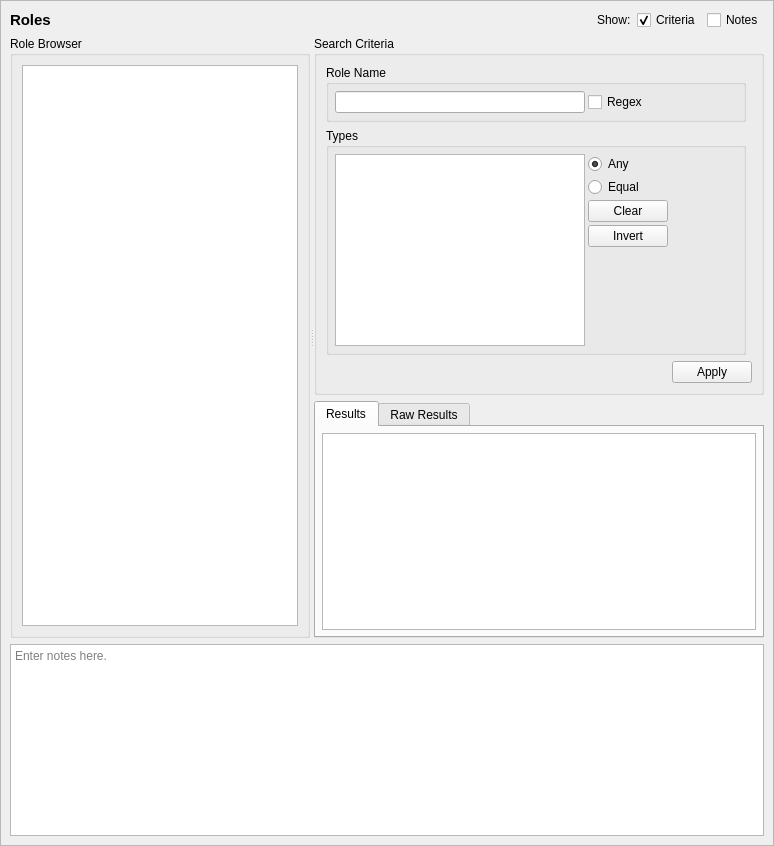
Before: the Qt Designer form data/rolequery.ui in SELinuxProject/setools, drawn with Qt 5.
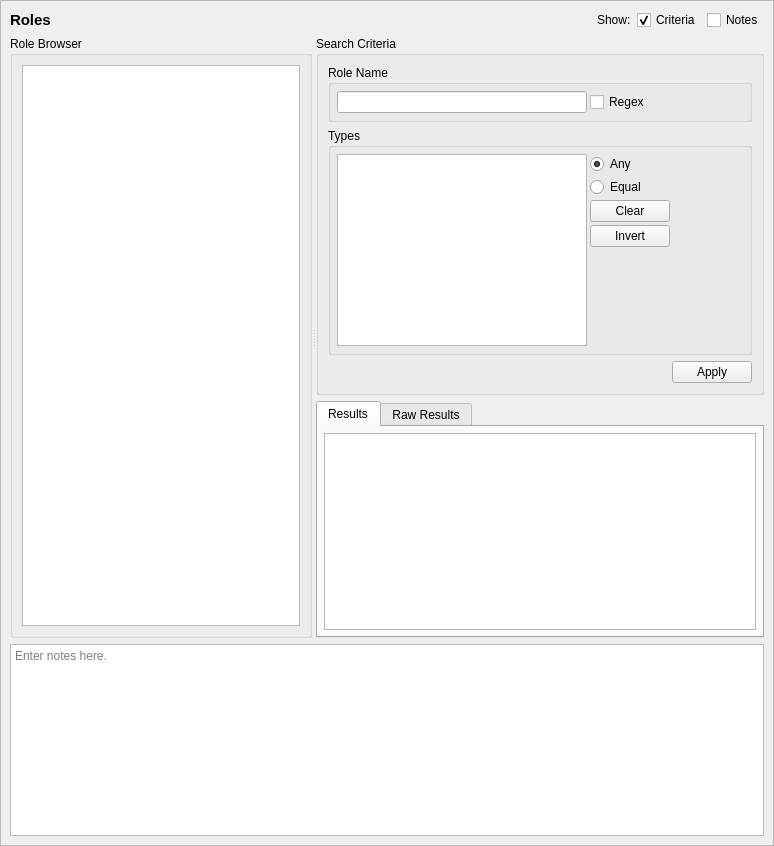
After: the same form once the commit is applied. Custom widgets are drawn as their Qt base class.

Commit message: Role/UserQueryTab: minor layout adjustments.

Patch:
```diff
--- a/data/rolequery.ui
+++ b/data/rolequery.ui
@@ -329,7 +329,7 @@
              </layout>
             </widget>
            </item>
-           <item row="2" column="0" colspan="2">
+           <item row="2" column="0">
             <widget class="QDialogButtonBox" name="buttonBox">
              <property name="standardButtons">
               <set>QDialogButtonBox::Apply</set>
```
The commit also changes 1 other file.
